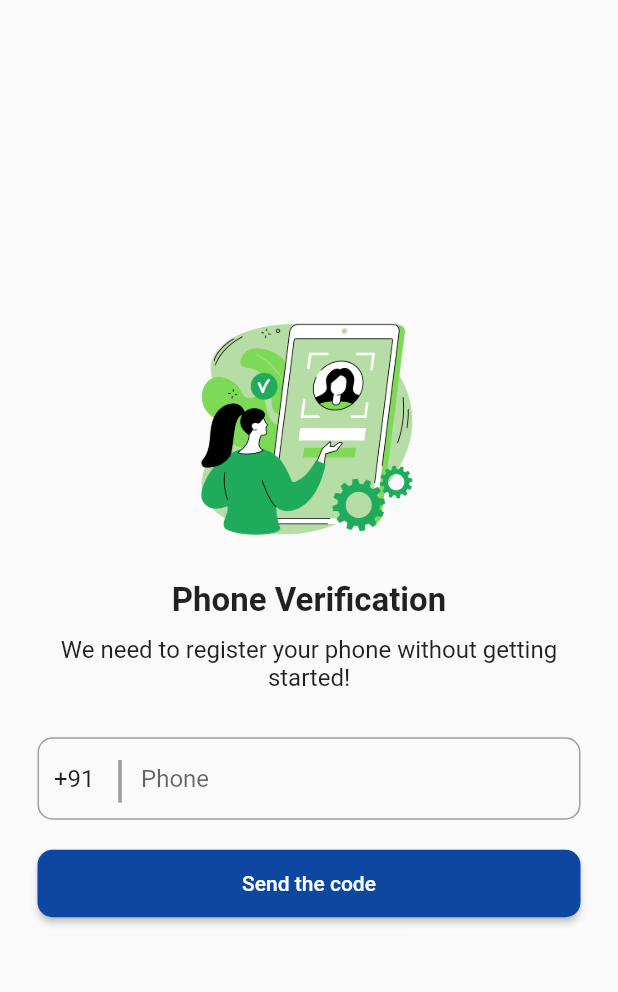
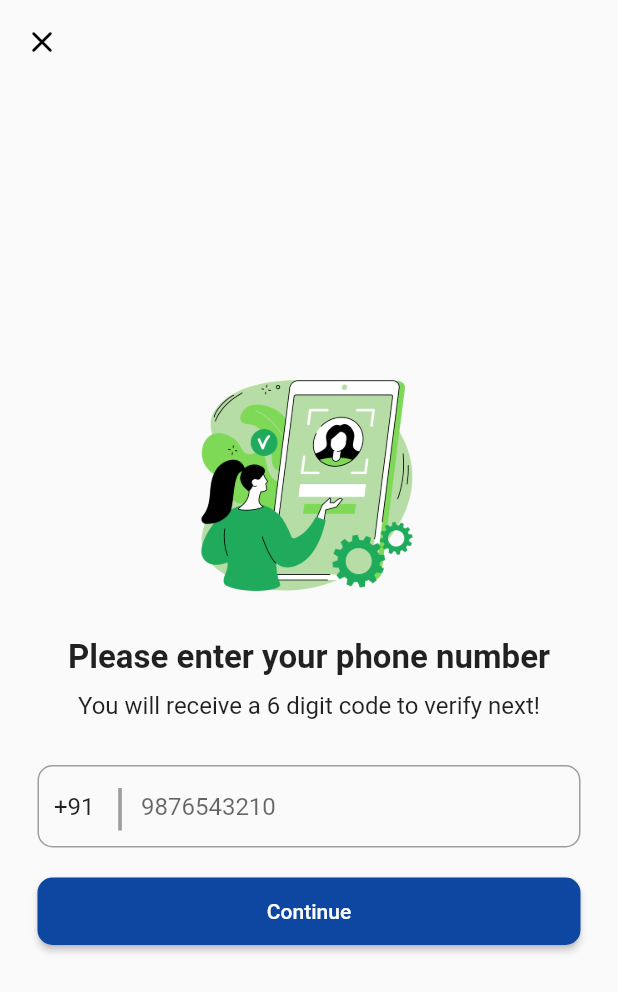
Before and after one commit to anujsinghrawat/Phone-Verification-Flutter, a Flutter app: the Phone screen opened by its route, on a phone screen of 412 x 824 dp. Shown: the top 992 px of the screen. Run offline on Flutter 3.47's test engine with Material 2 defaults, Android fonts, the phone set to English and light mode, and no system bars; our stand-ins replace awesome_snackbar_content, firebase_auth, firebase_core, pinput; accounts and stored records are empty.

Commit message:
Commit
Signed-off-by: Anuj Singh Rawat <84454648+anujsinghrawat@users.noreply.github.com>

```diff
--- a/lib/screens/phone.dart
+++ b/lib/screens/phone.dart
@@ -5,6 +5,8 @@ class Phone extends StatefulWidget {
   const Phone({super.key});
 
   static String verify = "";
+  static String number = "";
+
 
   @override
   State<Phone> createState() => _PhoneState();
@@ -23,6 +25,19 @@ class _PhoneState extends State<Phone> {
   @override
   Widget build(BuildContext context) {
     return Scaffold(
+      appBar: AppBar(
+        backgroundColor: Colors.transparent,
+        leading: IconButton(
+          onPressed: () {
+            Navigator.pop(context);
+          },
+          icon: const Icon(
+            Icons.close_rounded,
+            color: Colors.black,
+          ),
+        ),
+        elevation: 0,
+      ),
       body: Container(
         margin: const EdgeInsets.only(left: 25, right: 25),
         alignment: Alignment.center,
@@ -39,14 +54,15 @@ class _PhoneState extends State<Phone> {
                 height: 25,
               ),
               const Text(
-                "Phone Verification",
+                "Please enter your phone number",
                 style: TextStyle(fontSize: 22, fontWeight: FontWeight.bold),
               ),
               const SizedBox(
                 height: 10,
               ),
               const Text(
-                "We need to register your phone without getting started!",
+                "You will receive a 6 digit code to verify next!",
+
                 style: TextStyle(
                   fontSize: 16,
                 ),
@@ -87,12 +103,14 @@ class _PhoneState extends State<Phone> {
                         child: TextField(
                       onChanged: (value) {
                         phone = value;
-                        print(value);
+                        Phone.number= phone;
+
+                        // print(value);
                       },
                       keyboardType: TextInputType.phone,
                       decoration: const InputDecoration(
                         border: InputBorder.none,
-                        hintText: "Phone",
+                        hintText: "9876543210",
                       ),
                     ))
                   ],
@@ -110,7 +128,7 @@ class _PhoneState extends State<Phone> {
                         shape: RoundedRectangleBorder(
                             borderRadius: BorderRadius.circular(10))),
                     onPressed: () async {
-                      print(countryController.text + phone);
+                      // print(countryController.text + phone);
                       await FirebaseAuth.instance.verifyPhoneNumber(
                         phoneNumber: countryController.text + phone,
                         verificationCompleted:
@@ -124,7 +142,7 @@ class _PhoneState extends State<Phone> {
                       );
 
                     },
-                    child: const Text("Send the code")),
+                    child: const Text("Continue")),
               )
             ],
           ),
```
Also changed, not shown: lib/screens/entry_page.dart (+28 -21 lines), lib/screens/verify.dart (+76 -21 lines).
